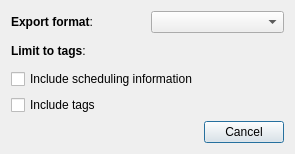
First picture: the form in designer/exporting.ui, repository ludiosarchive/anki, before the edit.
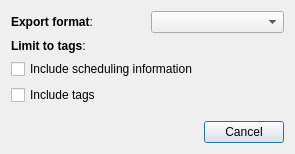
Second picture: the form after the edit.

Diff of the .ui file:
```diff
--- a/designer/exporting.ui
+++ b/designer/exporting.ui
@@ -58,6 +58,19 @@
      </item>
     </layout>
    </item>
+   <item>
+    <spacer name="verticalSpacer" >
+     <property name="orientation" >
+      <enum>Qt::Vertical</enum>
+     </property>
+     <property name="sizeHint" stdset="0" >
+      <size>
+       <width>20</width>
+       <height>40</height>
+      </size>
+     </property>
+    </spacer>
+   </item>
    <item>
     <widget class="QDialogButtonBox" name="buttonBox" >
      <property name="orientation" >
```
